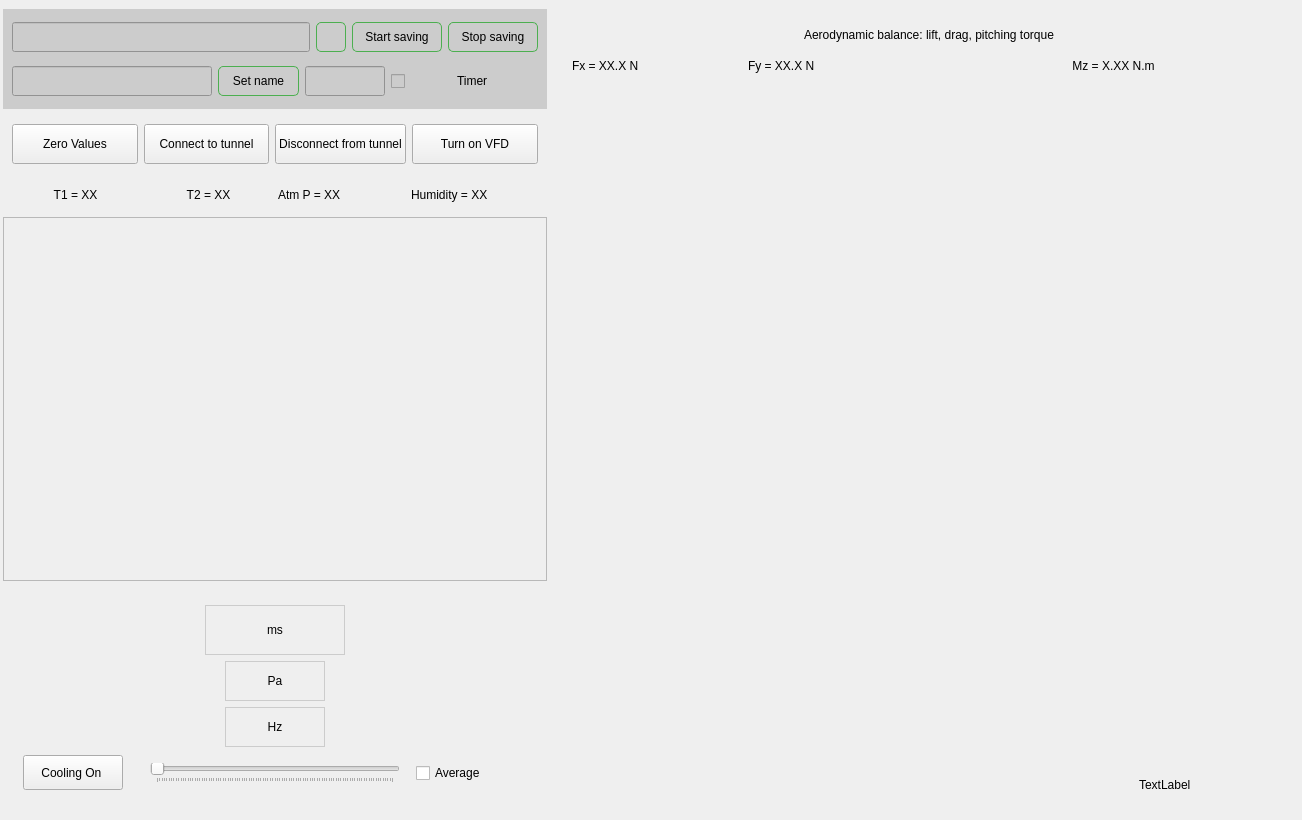
Old version of the form Generated_qt/Ilmenau_wind_tunnel.ui in the repository nirow1/Ilmenau_wind_tunnel.
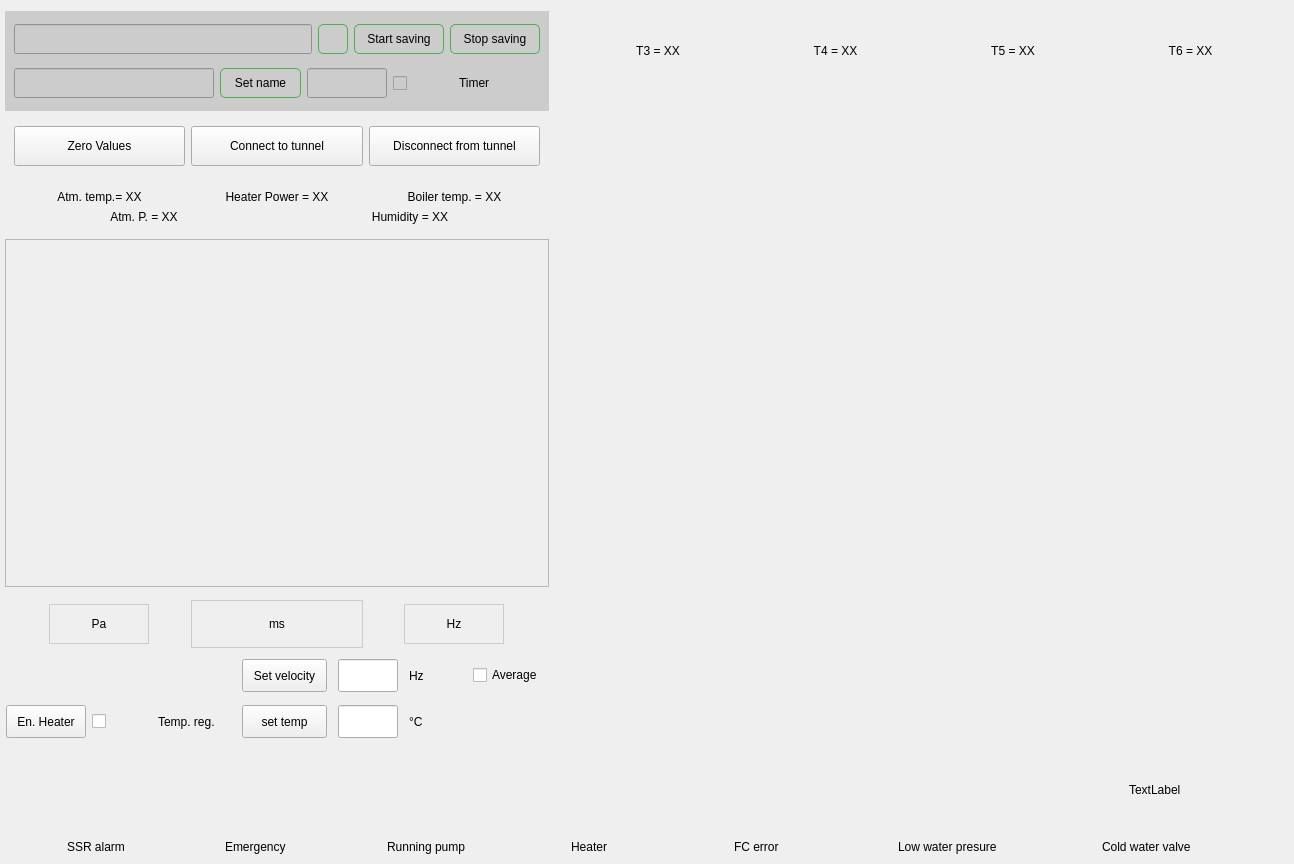
New version of the form. Custom widgets are drawn as their Qt base class.

What changed in the file:
```diff
--- a/Generated_qt/Ilmenau_wind_tunnel.ui
+++ b/Generated_qt/Ilmenau_wind_tunnel.ui
@@ -6,8 +6,8 @@
    <rect>
     <x>0</x>
     <y>0</y>
-    <width>1302</width>
-    <height>820</height>
+    <width>1294</width>
+    <height>864</height>
    </rect>
   </property>
   <property name="windowTitle">
@@ -72,11 +72,38 @@
     background-color: #729D1F;
 }
 
-#widget, #widget_2, #widget_13, #widget_28, #widget_10, #widget_40, #widget_18, #widget_19, #widget_15{
+#widget, #widget_2, #widget_13, #widget_16,  #widget_11, #widget_40, #widget_18, #widget_20, #widget_34{
 	border: 1px solid #ccc;
 }</string>
    </property>
-   <layout class="QHBoxLayout" name="horizontalLayout">
+   <layout class="QVBoxLayout" name="verticalLayout_4">
+    <property name="spacing">
+     <number>4</number>
+    </property>
+    <property name="leftMargin">
+     <number>2</number>
+    </property>
+    <property name="topMargin">
+     <number>2</number>
+    </property>
+    <property name="rightMargin">
+     <number>2</number>
+    </property>
+    <property name="bottomMargin">
+     <number>2</number>
+    </property>
+    <item>
+     <widget class="QWidget" name="widget_19" native="true">
+      <property name="maximumSize">
+       <size>
+        <width>16777215</width>
+        <height>16777215</height>
+       </size>
+      </property>
+      <layout class="QHBoxLayout" name="horizontalLayout_16">
+       <property name="spacing">
+        <number>4</number>
+       </property>
     <property name="leftMargin">
      <number>0</number>
     </property>
@@ -104,6 +131,9 @@
        <property name="rightMargin">
         <number>3</number>
        </property>
+          <property name="bottomMargin">
+           <number>3</number>
+          </property>
        <item>
         <widget class="QWidget" name="widget_5" native="true">
          <property name="minimumSize">
@@ -364,29 +394,31 @@
             </property>
            </widget>
           </item>
-          <item>
-           <widget class="QPushButton" name="vfd_btn">
-            <property name="minimumSize">
-             <size>
-              <width>0</width>
-              <height>40</height>
-             </size>
-            </property>
-            <property name="text">
-             <string>Turn on VFD</string>
-            </property>
-           </widget>
-          </item>
          </layout>
         </widget>
        </item>
        <item>
         <widget class="QWidget" name="widget_40" native="true">
-         <layout class="QHBoxLayout" name="horizontalLayout_24">
+            <layout class="QVBoxLayout" name="verticalLayout_8">
           <item>
-           <widget class="QLabel" name="temp_1_lbl">
+              <widget class="QWidget" name="widget_25" native="true">
+               <layout class="QHBoxLayout" name="horizontalLayout_10">
+                <property name="leftMargin">
+                 <number>0</number>
+                </property>
+                <property name="topMargin">
+                 <number>0</number>
+                </property>
+                <property name="rightMargin">
+                 <number>0</number>
+                </property>
+                <property name="bottomMargin">
+                 <number>0</number>
+                </property>
+                <item>
+                 <widget class="QLabel" name="atm_temp_lbl">
             <property name="text">
-             <string>T1 = XX</string>
+                   <string>Atm. temp.= XX</string>
             </property>
             <property name="alignment">
              <set>Qt::AlignmentFlag::AlignCenter</set>
@@ -394,19 +426,56 @@
            </widget>
           </item>
           <item>
-           <widget class="QLabel" name="temp_2_lbl">
+                 <widget class="QLabel" name="heater_power_lbl">
             <property name="text">
-             <string>T2 = XX</string>
+                   <string>Heater Power = XX</string>
             </property>
             <property name="alignment">
              <set>Qt::AlignmentFlag::AlignCenter</set>
             </property>
            </widget>
           </item>
+                <item>
+                 <widget class="QLabel" name="temp_lbl_1">
+                  <property name="text">
+                   <string>Boiler temp. = XX</string>
+                  </property>
+                  <property name="alignment">
+                   <set>Qt::AlignmentFlag::AlignCenter</set>
+                  </property>
+                 </widget>
+                </item>
+               </layout>
+              </widget>
+             </item>
+             <item>
+              <widget class="QWidget" name="widget_26" native="true">
+               <layout class="QHBoxLayout" name="horizontalLayout_14">
+                <property name="leftMargin">
+                 <number>0</number>
+                </property>
+                <property name="topMargin">
+                 <number>0</number>
+                </property>
+                <property name="rightMargin">
+                 <number>0</number>
+                </property>
+                <property name="bottomMargin">
+                 <number>0</number>
+                </property>
           <item>
            <widget class="QLabel" name="atmosphere_lbl">
+                  <property name="maximumSize">
+                   <size>
+                    <width>16777215</width>
+                    <height>16777215</height>
+                   </size>
+                  </property>
             <property name="text">
-             <string>Atm P = XX</string>
+                   <string>Atm. P. = XX</string>
+                  </property>
+                  <property name="alignment">
+                   <set>Qt::AlignmentFlag::AlignCenter</set>
             </property>
            </widget>
           </item>
@@ -415,6 +484,12 @@
             <property name="text">
              <string>Humidity = XX</string>
             </property>
+                  <property name="alignment">
+                   <set>Qt::AlignmentFlag::AlignCenter</set>
+                  </property>
+                 </widget>
+                </item>
+               </layout>
            </widget>
           </item>
          </layout>
@@ -443,6 +518,12 @@
           </property>
           <item row="0" column="0">
            <widget class="QFrame" name="frame">
+               <property name="sizePolicy">
+                <sizepolicy hsizetype="Preferred" vsizetype="Preferred">
+                 <horstretch>0</horstretch>
+                 <verstretch>0</verstretch>
+                </sizepolicy>
+               </property>
             <property name="frameShape">
              <enum>QFrame::Shape::StyledPanel</enum>
             </property>
@@ -478,17 +559,33 @@
              <property name="leftMargin">
               <number>0</number>
              </property>
+                <property name="topMargin">
+                 <number>1</number>
+                </property>
              <property name="rightMargin">
               <number>0</number>
              </property>
+                <property name="bottomMargin">
+                 <number>1</number>
+                </property>
              <item row="1" column="0">
               <widget class="QWidget" name="widget_10" native="true">
                <property name="styleSheet">
-                <string notr="true">QLabel{
-	border: 1px solid #ccc;
-}</string>
+                   <string notr="true"/>
                </property>
                <layout class="QVBoxLayout" name="verticalLayout_3">
+                   <property name="leftMargin">
+                    <number>0</number>
+                   </property>
+                   <property name="topMargin">
+                    <number>5</number>
+                   </property>
+                   <property name="rightMargin">
+                    <number>0</number>
+                   </property>
+                   <property name="bottomMargin">
+                    <number>5</number>
+                   </property>
                 <item>
                  <widget class="QWidget" name="widget_8" native="true">
                   <property name="minimumSize">
@@ -498,43 +595,17 @@
                    </size>
                   </property>
                   <property name="styleSheet">
-                   <string notr="true"/>
-                  </property>
-                  <layout class="QVBoxLayout" name="verticalLayout_4">
+                      <string notr="true">QLabel{
+	border: 1px solid #ccc;
+}</string>
+                     </property>
+                     <layout class="QHBoxLayout" name="horizontalLayout_12">
                    <property name="topMargin">
-                    <number>0</number>
+                       <number>1</number>
                    </property>
                    <property name="bottomMargin">
-                    <number>0</number>
-                   </property>
-                   <item alignment="Qt::AlignmentFlag::AlignHCenter">
-                    <widget class="QLabel" name="wind_velocity_lbl">
-                     <property name="minimumSize">
-                      <size>
-                       <width>140</width>
-                       <height>0</height>
-                      </size>
-                     </property>
-                     <property name="maximumSize">
-                      <size>
-                       <width>16777215</width>
-                       <height>60</height>
-                      </size>
-                     </property>
-                     <property name="styleSheet">
-                      <string notr="true"/>
-                     </property>
-                     <property name="text">
-                      <string>ms</string>
-                     </property>
-                     <property name="alignment">
-                      <set>Qt::AlignmentFlag::AlignCenter</set>
-                     </property>
-                    </widget>
-                   </item>
-                  </layout>
-                 </widget>
-                </item>
+                       <number>1</number>
+                      </property>
                 <item>
                  <widget class="QWidget" name="widget_41" native="true">
                   <property name="styleSheet">
@@ -578,7 +649,32 @@
                   </layout>
                  </widget>
                 </item>
-                <item alignment="Qt::AlignmentFlag::AlignBottom">
+                      <item>
+                       <widget class="QLabel" name="wind_velocity_lbl">
+                        <property name="minimumSize">
+                         <size>
+                          <width>140</width>
+                          <height>0</height>
+                         </size>
+                        </property>
+                        <property name="maximumSize">
+                         <size>
+                          <width>16777215</width>
+                          <height>60</height>
+                         </size>
+                        </property>
+                        <property name="styleSheet">
+                         <string notr="true"/>
+                        </property>
+                        <property name="text">
+                         <string>ms</string>
+                        </property>
+                        <property name="alignment">
+                         <set>Qt::AlignmentFlag::AlignCenter</set>
+                        </property>
+                       </widget>
+                      </item>
+                      <item>
                  <widget class="QWidget" name="widget_12" native="true">
                   <property name="maximumSize">
                    <size>
@@ -618,12 +714,15 @@
                   </layout>
                  </widget>
                 </item>
+                     </layout>
+                    </widget>
+                   </item>
                 <item>
                  <widget class="QWidget" name="widget_11" native="true">
                   <property name="minimumSize">
                    <size>
                     <width>0</width>
-                    <height>40</height>
+                       <height>41</height>
                    </size>
                   </property>
                   <property name="styleSheet">
@@ -631,19 +730,25 @@
                   </property>
                   <layout class="QHBoxLayout" name="horizontalLayout_5">
                    <property name="leftMargin">
-                    <number>0</number>
+                       <number>1</number>
                    </property>
                    <property name="topMargin">
-                    <number>0</number>
+                       <number>3</number>
                    </property>
                    <property name="rightMargin">
-                    <number>0</number>
+                       <number>1</number>
                    </property>
                    <property name="bottomMargin">
-                    <number>0</number>
+                       <number>3</number>
                    </property>
                    <item>
                     <widget class="QWidget" name="widget_33" native="true">
+                        <property name="minimumSize">
+                         <size>
+                          <width>225</width>
+                          <height>0</height>
+                         </size>
+                        </property>
                      <layout class="QHBoxLayout" name="horizontalLayout_7">
                       <property name="leftMargin">
                        <number>0</number>
@@ -657,25 +762,6 @@
                       <property name="bottomMargin">
                        <number>0</number>
                       </property>
-                      <item>
-                       <widget class="QPushButton" name="pushButton">
-                        <property name="minimumSize">
-                         <size>
-                          <width>0</width>
-                          <height>35</height>
-                         </size>
-                        </property>
-                        <property name="maximumSize">
-                         <size>
-                          <width>100</width>
-                          <height>16777215</height>
-                         </size>
-                        </property>
-                        <property name="text">
-                         <string>Cooling On </string>
-                        </property>
-                       </widget>
-                      </item>
                      </layout>
                     </widget>
                    </item>
@@ -683,33 +769,68 @@
                     <widget class="QWidget" name="widget_39" native="true">
                      <property name="maximumSize">
                       <size>
-                       <width>270</width>
+                          <width>230</width>
                        <height>16777215</height>
                       </size>
                      </property>
                      <layout class="QHBoxLayout" name="horizontalLayout_35">
+                         <property name="leftMargin">
+                          <number>0</number>
+                         </property>
+                         <property name="topMargin">
+                          <number>0</number>
+                         </property>
+                         <property name="rightMargin">
+                          <number>0</number>
+                         </property>
+                         <property name="bottomMargin">
+                          <number>0</number>
+                         </property>
                       <item>
-                       <widget class="QSlider" name="hz_sld">
+                          <widget class="QPushButton" name="set_velocity_btn">
+                           <property name="minimumSize">
+                            <size>
+                             <width>0</width>
+                             <height>33</height>
+                            </size>
+                           </property>
                         <property name="maximumSize">
                          <size>
-                          <width>250</width>
+                             <width>85</width>
                           <height>16777215</height>
                          </size>
                         </property>
-                        <property name="styleSheet">
-                         <string notr="true"/>
-                        </property>
-                        <property name="maximum">
-                         <number>100</number>
-                        </property>
-                        <property name="orientation">
-                         <enum>Qt::Orientation::Horizontal</enum>
-                        </property>
-                        <property name="tickPosition">
-                         <enum>QSlider::TickPosition::TicksBelow</enum>
-                        </property>
-                        <property name="tickInterval">
-                         <number>1</number>
+                           <property name="text">
+                            <string>Set velocity</string>
+                           </property>
+                          </widget>
+                         </item>
+                         <item>
+                          <widget class="QLineEdit" name="set_velocity_le">
+                           <property name="minimumSize">
+                            <size>
+                             <width>0</width>
+                             <height>33</height>
+                            </size>
+                           </property>
+                           <property name="maximumSize">
+                            <size>
+                             <width>60</width>
+                             <height>16777215</height>
+                            </size>
+                           </property>
+                          </widget>
+                         </item>
+                         <item>
+                          <widget class="QLabel" name="label_7">
+                           <property name="maximumSize">
+                            <size>
+                             <width>50</width>
+                             <height>16777215</height>
+                            </size>
+                           </property>
+                           <property name="text">
+                            <string>Hz</string>
                         </property>
                        </widget>
                       </item>
@@ -718,6 +839,12 @@
                    </item>
                    <item>
                     <widget class="QWidget" name="widget_50" native="true">
+                        <property name="maximumSize">
+                         <size>
+                          <width>120</width>
+                          <height>16777215</height>
+                         </size>
+                        </property>
                      <layout class="QHBoxLayout" name="horizontalLayout_36">
                       <property name="leftMargin">
                        <number>0</number>
@@ -733,6 +860,12 @@
                       </property>
                       <item>
                        <widget class="QCheckBox" name="speed_avg_cb">
+                           <property name="maximumSize">
+                            <size>
+                             <width>80</width>
+                             <height>16777215</height>
+                            </size>
+                           </property>
                         <property name="text">
                          <string>Average</string>
                         </property>
@@ -744,13 +877,216 @@
                   </layout>
                  </widget>
                 </item>
+                   <item>
+                    <widget class="QWidget" name="widget_16" native="true">
+                     <layout class="QHBoxLayout" name="horizontalLayout_13">
+                      <property name="leftMargin">
+                       <number>1</number>
+                      </property>
+                      <property name="topMargin">
+                       <number>3</number>
+                      </property>
+                      <property name="rightMargin">
+                       <number>1</number>
+                      </property>
+                      <property name="bottomMargin">
+                       <number>3</number>
+                      </property>
+                      <item>
+                       <widget class="QWidget" name="widget_31" native="true">
+                        <property name="sizePolicy">
+                         <sizepolicy hsizetype="Expanding" vsizetype="Preferred">
+                          <horstretch>0</horstretch>
+                          <verstretch>0</verstretch>
+                         </sizepolicy>
+                        </property>
+                        <property name="minimumSize">
+                         <size>
+                          <width>0</width>
+                          <height>0</height>
+                         </size>
+                        </property>
+                        <property name="maximumSize">
+                         <size>
+                          <width>225</width>
+                          <height>16777215</height>
+                         </size>
+                        </property>
+                        <layout class="QHBoxLayout" name="horizontalLayout_9">
+                         <property name="leftMargin">
+                          <number>0</number>
+                         </property>
+                         <property name="topMargin">
+                          <number>0</number>
+                         </property>
+                         <property name="rightMargin">
+                          <number>0</number>
+                         </property>
+                         <property name="bottomMargin">
+                          <number>0</number>
+                         </property>
+                         <item>
+                          <widget class="QPushButton" name="enable_heater_btn">
+                           <property name="minimumSize">
+                            <size>
+                             <width>0</width>
+                             <height>33</height>
+                            </size>
+                           </property>
+                           <property name="maximumSize">
+                            <size>
+                             <width>83</width>
+                             <height>16777215</height>
+                            </size>
+                           </property>
+                           <property name="text">
+                            <string>En. Heater</string>
+                           </property>
+                          </widget>
+                         </item>
+                         <item>
+                          <widget class="AnimatedToggle" name="temp_reg_chb">
+                           <property name="maximumSize">
+                            <size>
+                             <width>60</width>
+                             <height>16777215</height>
+                            </size>
+                           </property>
+                           <property name="text">
+                            <string/>
+                           </property>
+                          </widget>
+                         </item>
+                         <item>
+                          <widget class="QLabel" name="label_11">
+                           <property name="text">
+                            <string>Temp. reg.</string>
+                           </property>
+                          </widget>
+                         </item>
                </layout>
               </widget>
              </item>
+                      <item>
+                       <widget class="QWidget" name="widget_15" native="true">
+                        <property name="sizePolicy">
+                         <sizepolicy hsizetype="Expanding" vsizetype="Preferred">
+                          <horstretch>0</horstretch>
+                          <verstretch>0</verstretch>
+                         </sizepolicy>
+                        </property>
+                        <property name="maximumSize">
+                         <size>
+                          <width>230</width>
+                          <height>16777215</height>
+                         </size>
+                        </property>
+                        <layout class="QHBoxLayout" name="horizontalLayout_11">
+                         <property name="leftMargin">
+                          <number>0</number>
+                         </property>
+                         <property name="topMargin">
+                          <number>0</number>
+                         </property>
+                         <property name="rightMargin">
+                          <number>0</number>
+                         </property>
+                         <property name="bottomMargin">
+                          <number>0</number>
+                         </property>
+                         <item>
+                          <widget class="QPushButton" name="set_temp_btn">
+                           <property name="minimumSize">
+                            <size>
+                             <width>0</width>
+                             <height>33</height>
+                            </size>
+                           </property>
+                           <property name="maximumSize">
+                            <size>
+                             <width>85</width>
+                             <height>16777215</height>
+                            </size>
+                           </property>
+                           <property name="text">
+                            <string>set temp</string>
+                           </property>
+                          </widget>
+                         </item>
+                         <item>
+                          <widget class="QLineEdit" name="set_temp_le">
+                           <property name="sizePolicy">
+                            <sizepolicy hsizetype="Preferred" vsizetype="Fixed">
+                             <horstretch>0</horstretch>
+                             <verstretch>0</verstretch>
+                            </sizepolicy>
+                           </property>
+                           <property name="minimumSize">
+                            <size>
+                             <width>0</width>
+                             <height>33</height>
+                            </size>
+                           </property>
+                           <property name="maximumSize">
+                            <size>
+                             <width>60</width>
+                             <height>16777215</height>
+                            </size>
+                           </property>
+                          </widget>
+                         </item>
+                         <item>
+                          <widget class="QLabel" name="label_2">
+                           <property name="maximumSize">
+                            <size>
+                             <width>50</width>
+                             <height>16777215</height>
+                            </size>
+                           </property>
+                           <property name="text">
+                            <string>°C</string>
+                           </property>
+                          </widget>
+                         </item>
             </layout>
            </widget>
           </item>
-         </layout>
+                      <item>
+                       <widget class="QWidget" name="widget_30" native="true">
+                        <property name="maximumSize">
+                         <size>
+                          <width>120</width>
+                          <height>16777215</height>
+                         </size>
+                        </property>
+                       </widget>
+                      </item>
+                     </layout>
+                    </widget>
+                   </item>
+                  </layout>
+                 </widget>
+                </item>
+               </layout>
+              </widget>
+             </item>
+            </layout>
+           </widget>
+          </item>
+          <item>
+           <widget class="QWidget" name="widget_32" native="true">
+            <property name="minimumSize">
+             <size>
+              <width>0</width>
+              <height>72</height>
+             </size>
+            </property>
+            <property name="maximumSize">
+             <size>
+              <width>16777215</width>
+              <height>100</height>
+             </size>
+            </property>
         </widget>
        </item>
       </layout>
@@ -766,7 +1102,7 @@
         <number>3</number>
        </property>
        <property name="bottomMargin">
-        <number>0</number>
+           <number>3</number>
        </property>
        <item>
         <widget class="QWidget" name="widget_13" native="true">
@@ -838,66 +1174,54 @@
                   <number>1</number>
                  </property>
                  <item>
-                  <widget class="QLabel" name="label_6">
-                   <property name="text">
-                    <string>Aerodynamic balance: lift, drag, pitching torque</string>
-                   </property>
-                   <property name="alignment">
-                    <set>Qt::AlignmentFlag::AlignCenter</set>
-                   </property>
-                  </widget>
-                 </item>
-                </layout>
-               </widget>
-              </item>
-              <item>
-               <widget class="QWidget" name="widget_25" native="true">
-                <layout class="QHBoxLayout" name="horizontalLayout_10">
-                 <property name="leftMargin">
-                  <number>1</number>
-                 </property>
-                 <property name="topMargin">
-                  <number>1</number>
-                 </property>
-                 <property name="rightMargin">
-                  <number>1</number>
-                 </property>
-                 <property name="bottomMargin">
-                  <number>1</number>
-                 </property>
-                 <item>
-                  <widget class="QWidget" name="widget_26" native="true">
-                   <layout class="QHBoxLayout" name="horizontalLayout_14">
-                    <item>
-                     <widget class="QLabel" name="pressure_x">
-                      <property name="text">
-                       <string>Fx = XX.X N</string>
-                      </property>
-                     </widget>
-                    </item>
-                    <item>
-                     <widget class="QLabel" name="pressure_y">
-                      <property name="text">
-                       <string>Fy = XX.X N</string>
-                      </property>
-                     </widget>
-                    </item>
-                   </layout>
-                  </widget>
-                 </item>
-                 <item>
-                  <widget class="QWidget" name="widget_27" native="true">
+                     <widget class="QWidget" name="widget_34" native="true">
+                      <property name="minimumSize">
+                       <size>
+                        <width>0</width>
+                        <height>41</height>
+                       </size>
+                      </property>
                    <property name="maximumSize">
                     <size>
-                     <width>500</width>
-                     <height>16777215</height>
-                    </size>
-                   </property>
-                   <layout class="QHBoxLayout" name="horizontalLayout_15">
+                        <width>16777215</width>
+                        <height>50</height>
+                       </size>
+                      </property>
+                      <layout class="QHBoxLayout" name="horizontalLayout_17">
                     <item>
-                     <widget class="QLabel" name="mz_lbl">
+                        <widget class="QLabel" name="temp_lbl_3">
                       <property name="text">
-                       <string>Mz = X.XX N.m</string>
+                          <string>T3 = XX</string>
+                         </property>
+                         <property name="alignment">
+                          <set>Qt::AlignmentFlag::AlignCenter</set>
+                         </property>
+                        </widget>
+                       </item>
+                       <item>
+                        <widget class="QLabel" name="temp_lbl_4">
+                         <property name="text">
+                          <string>T4 = XX</string>
+                         </property>
+                         <property name="alignment">
+                          <set>Qt::AlignmentFlag::AlignCenter</set>
+                         </property>
+                        </widget>
+                       </item>
+                       <item>
+                        <widget class="QLabel" name="temp_lbl_5">
+                         <property name="text">
+                          <string>T5 = XX</string>
+                         </property>
+                         <property name="alignment">
+                          <set>Qt::AlignmentFlag::AlignCenter</set>
+                         </property>
+                        </widget>
+                       </item>
+                       <item>
+                        <widget class="QLabel" name="temp_lbl_6">
+                         <property name="text">
+                          <string>T6 = XX</string>
                       </property>
                       <property name="alignment">
                        <set>Qt::AlignmentFlag::AlignCenter</set>
@@ -1013,6 +1337,233 @@
           </item>
          </layout>
         </widget>
+          </item>
+         </layout>
+        </widget>
+       </item>
+      </layout>
+     </widget>
+    </item>
+    <item>
+     <widget class="QWidget" name="widget_20" native="true">
+      <property name="minimumSize">
+       <size>
+        <width>0</width>
+        <height>30</height>
+       </size>
+      </property>
+      <layout class="QHBoxLayout" name="horizontalLayout">
+       <property name="leftMargin">
+        <number>1</number>
+       </property>
+       <property name="topMargin">
+        <number>1</number>
+       </property>
+       <property name="rightMargin">
+        <number>1</number>
+       </property>
+       <property name="bottomMargin">
+        <number>1</number>
+       </property>
+       <item>
+        <widget class="QWidget" name="widget_29" native="true"/>
+       </item>
+       <item>
+        <widget class="QLabel" name="label_3">
+         <property name="maximumSize">
+          <size>
+           <width>80</width>
+           <height>16777215</height>
+          </size>
+         </property>
+         <property name="text">
+          <string>SSR alarm</string>
+         </property>
+        </widget>
+       </item>
+       <item>
+        <widget class="QLabel" name="led_1">
+         <property name="maximumSize">
+          <size>
+           <width>25</width>
+           <height>25</height>
+          </size>
+         </property>
+         <property name="text">
+          <string/>
+         </property>
+        </widget>
+       </item>
+       <item>
+        <widget class="QWidget" name="widget_28" native="true"/>
+       </item>
+       <item>
+        <widget class="QLabel" name="label_5">
+         <property name="maximumSize">
+          <size>
+           <width>80</width>
+           <height>16777215</height>
+          </size>
+         </property>
+         <property name="text">
+          <string>Emergency</string>
+         </property>
+        </widget>
+       </item>
+       <item>
+        <widget class="QLabel" name="led_2">
+         <property name="maximumSize">
+          <size>
+           <width>25</width>
+           <height>25</height>
+          </size>
+         </property>
+         <property name="text">
+          <string/>
+         </property>
+        </widget>
+       </item>
+       <item>
+        <widget class="QWidget" name="widget_23" native="true"/>
+       </item>
+       <item>
+        <widget class="QLabel" name="label_8">
+         <property name="maximumSize">
+          <size>
+           <width>100</width>
+           <height>16777215</height>
+          </size>
+         </property>
+         <property name="text">
+          <string>Running pump</string>
+         </property>
+        </widget>
+       </item>
+       <item>
+        <widget class="QLabel" name="led_3">
+         <property name="maximumSize">
+          <size>
+           <width>30</width>
+           <height>16777215</height>
+          </size>
+         </property>
+         <property name="text">
+          <string/>
+         </property>
+        </widget>
+       </item>
+       <item>
+        <widget class="QWidget" name="widget_22" native="true"/>
+       </item>
+       <item>
+        <widget class="QLabel" name="label_4">
+         <property name="maximumSize">
+          <size>
+           <width>80</width>
+           <height>16777215</height>
+          </size>
+         </property>
+         <property name="text">
+          <string>Heater</string>
+         </property>
+        </widget>
+       </item>
+       <item>
+        <widget class="QLabel" name="led_4">
+         <property name="maximumSize">
+          <size>
+           <width>30</width>
+           <height>16777215</height>
+          </size>
+         </property>
+         <property name="text">
+          <string/>
+         </property>
+        </widget>
+       </item>
+       <item>
+        <widget class="QWidget" name="widget_21" native="true"/>
+       </item>
+       <item>
+        <widget class="QLabel" name="label_10">
+         <property name="maximumSize">
+          <size>
+           <width>80</width>
+           <height>16777215</height>
+          </size>
+         </property>
+         <property name="text">
+          <string>FC error</string>
+         </property>
+        </widget>
+       </item>
+       <item>
+        <widget class="QLabel" name="led_5">
+         <property name="maximumSize">
+          <size>
+           <width>30</width>
+           <height>16777215</height>
+          </size>
+         </property>
+         <property name="text">
+          <string/>
+         </property>
+        </widget>
+       </item>
+       <item>
+        <widget class="QWidget" name="widget_17" native="true"/>
+       </item>
+       <item>
+        <widget class="QLabel" name="label_12">
+         <property name="maximumSize">
+          <size>
+           <width>130</width>
+           <height>16777215</height>
+          </size>
+         </property>
+         <property name="text">
+          <string>Low water presure</string>
+         </property>
+        </widget>
+       </item>
+       <item>
+        <widget class="QLabel" name="led_6">
+         <property name="maximumSize">
+          <size>
+           <width>30</width>
+           <height>16777215</height>
+          </size>
+         </property>
+         <property name="text">
+          <string/>
+         </property>
+        </widget>
+       </item>
+       <item>
+        <widget class="QWidget" name="widget_14" native="true"/>
+       </item>
+       <item>
+        <widget class="QLabel" name="label_9">
+         <property name="text">
+          <string>Cold water valve</string>
+         </property>
+        </widget>
+       </item>
+       <item>
+        <widget class="QLabel" name="led_7">
+         <property name="maximumSize">
+          <size>
+           <width>30</width>
+           <height>16777215</height>
+          </size>
+         </property>
+         <property name="text">
+          <string/>
+         </property>
+        </widget>
+       </item>
+       <item>
+        <widget class="QWidget" name="widget_35" native="true"/>
        </item>
       </layout>
      </widget>
```
Lines whose indentation alone changed are shown as unchanged.
